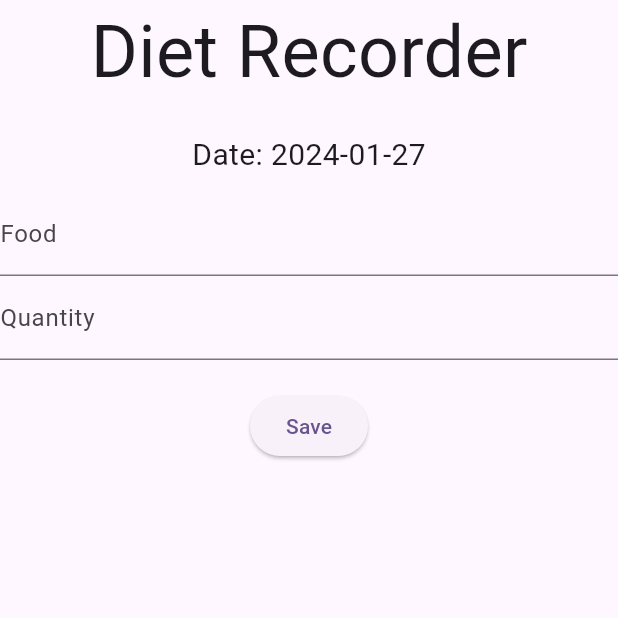
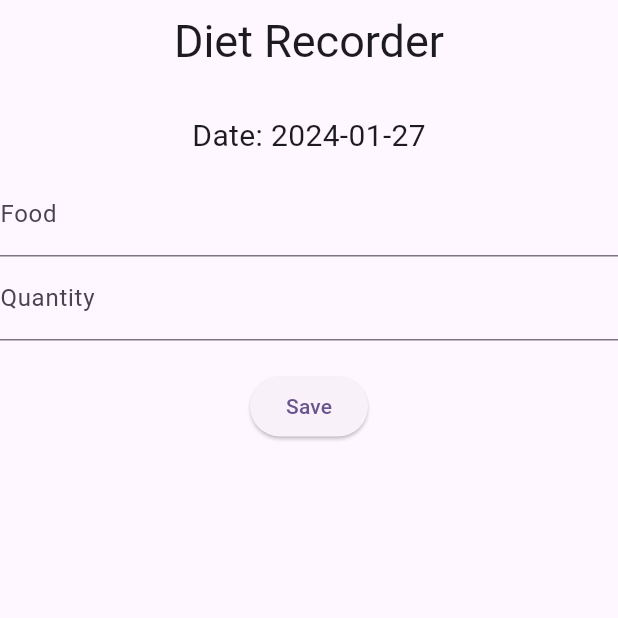
Before and after one commit to YuJieWu5/DailyRecordApp, a Flutter app: the screen it shows after launch, swiped to page 2, on a phone screen of 412 x 824 dp, the top half of it. Run offline on Flutter 3.47's test engine with Material 3 defaults, Android fonts, the phone set to English and light mode, and no system bars.

Commit message:
Add Form widget for diet_recorder.dart

```diff
--- a/lib/diet_recorder.dart
+++ b/lib/diet_recorder.dart
@@ -29,31 +29,40 @@ class _DietRecorder extends State<DietRecorder>{
 
   void _updateState(){
     setState(() {
-
     });
   }
 
   _addDirectItem(String item){
-    if(!_dietList.contains(item.toLowerCase())){
+    if(!_dietList.contains(item.toLowerCase()) && !item.isEmpty){
       setState(() {
         _dietList.add(item.toLowerCase());
+        _foodDropdown = null;
+        _foodController.clear();
+        _quantityController.clear();
       });
     }
   }
 
   void _onSavePressed(){
     // print("Food: "+ _foodController.text+ " Quantity: "+_quantityController.text);
-
+    if(_foodController.text.isEmpty){
+      _addDirectItem(_foodDropdown.toString());
+      print(_foodDropdown.toString());
+    }
+    else
       _addDirectItem(_foodController.text);
   }
 
   @override
   Widget build(BuildContext context) {
     return Scaffold(
-      body: SafeArea(
+        appBar: AppBar(
+          title: Center(child: const Text("Diet Recorder", style: TextStyle(fontSize: 30),)),
+        ),
+      body: Form(
+        child: SafeArea(
             child: Column(
               children: [
-              const Text('Diet Recorder', style: TextStyle(fontSize: 48)),
                 Container(
                     padding: const EdgeInsets.only(top: 20.0, bottom: 10.0),
                     child: Text('Date: ' + DateTime.now().toString().split(' ')[0], style: TextStyle(fontSize: 20))
@@ -77,29 +86,37 @@ class _DietRecorder extends State<DietRecorder>{
                       )
                       : SizedBox.shrink(),
                 ),
-              Center(
-                child: SizedBox(
+                  SizedBox(
                     width: 500.0,
-                  child: TextField(
+                    child: TextFormField(
                       enabled: _foodDropdown==null,
                       controller: _foodController,
                       decoration: const InputDecoration(
                           labelText: 'Food'
                       ),
+                      validator:  (newValue) {
+                        if(newValue == null || newValue.isEmpty) {
+                          return 'Quantity must not be blank.';
+                        }
+                        return null;
+                      },
                     ),
                   ),
-              ),
-              Center(
-                child: SizedBox(
+                  SizedBox(
                       width: 500.0,
-                    child: TextField(
+                      child: TextFormField(
                         controller: _quantityController,
                         decoration: const InputDecoration(
                             labelText: 'Quantity'
                         ),
                         keyboardType: TextInputType.number,
+                        validator: (newValue) {
+                          if(newValue == null || newValue.isEmpty) {
+                            return 'Quantity must not be blank.';
+                          }
+                          return null;
+                        },
                       )
-                ),
                   ),
                 Container(
                   margin: const EdgeInsets.only(top: 20.0),
@@ -111,6 +128,7 @@ class _DietRecorder extends State<DietRecorder>{
               ],
             )
         ),
+      )
     );
   }
 }
```
Lines whose indentation alone changed are shown as unchanged.
